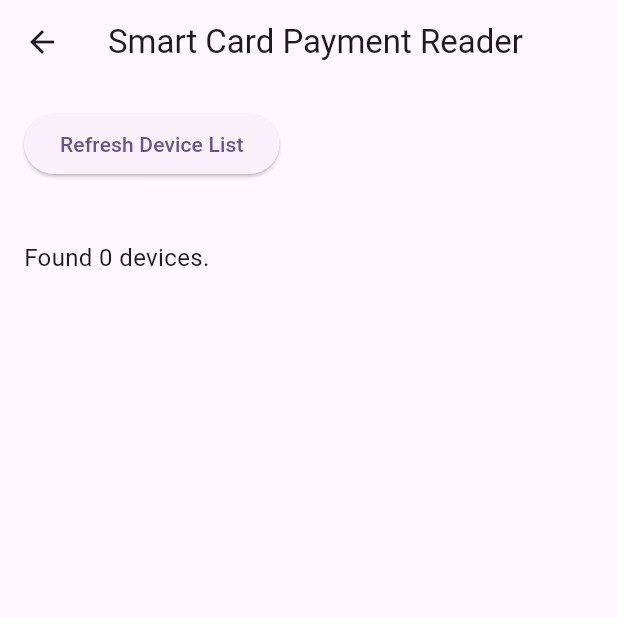
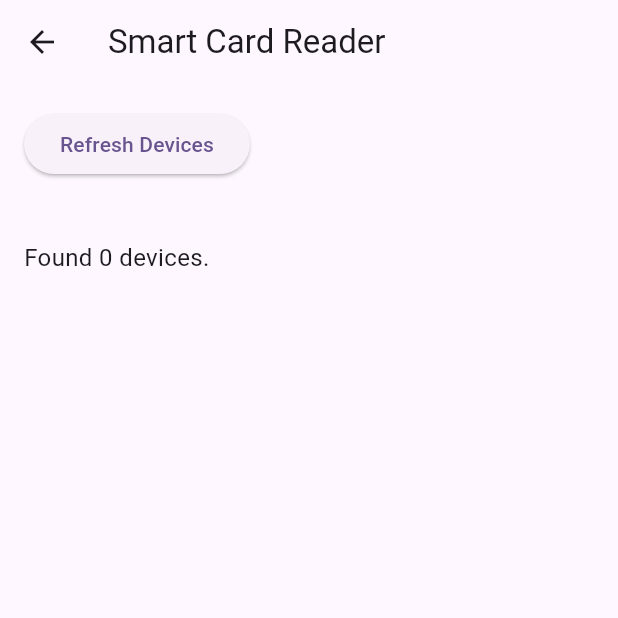
Before and after one commit to ashishbasaula/newvendingmachine, a Flutter app: the PaymentList screen opened directly, on a phone screen of 412 x 824 dp, the top half of it. Run offline on Flutter 3.47's test engine with Material 3 defaults, Android fonts, the phone set to English and light mode, and no system bars; our stand-ins replace carousel_slider, cloud_firestore, firebase_core, flutter_smart_dialog, get, lottie and 1 more; accounts and stored records are empty.

Commit message:
updated payment methode

```diff
--- a/lib/view/Payment/payment_list.dart
+++ b/lib/view/Payment/payment_list.dart
@@ -75,6 +75,20 @@ class _PaymentListState extends State<PaymentList> {
     }
   }
 
+  Future<void> initHardwareInterface() async {
+    try {
+      final result =
+          await platform.invokeMethod<String>('initHardwareInterface');
+      setState(() {
+        statusMessage = result;
+      });
+    } catch (e) {
+      setState(() {
+        statusMessage = "Error initializing interface: ${e.toString()}";
+      });
+    }
+  }
+
   Future<void> readCardDetails() async {
     try {
       final result = await platform.invokeMethod<String>('switchMode');
@@ -97,7 +111,7 @@ class _PaymentListState extends State<PaymentList> {
   @override
   Widget build(BuildContext context) {
     return Scaffold(
-      appBar: AppBar(title: const Text("Smart Card Payment Reader")),
+      appBar: AppBar(title: const Text("Smart Card Reader")),
       body: Padding(
         padding: const EdgeInsets.all(16.0),
         child: SingleChildScrollView(
@@ -106,34 +120,31 @@ class _PaymentListState extends State<PaymentList> {
             children: [
               ElevatedButton(
                 onPressed: listDevices,
-                child: const Text("Refresh Device List"),
+                child: const Text("Refresh Devices"),
               ),
               const SizedBox(height: 16),
-              if (devices.isNotEmpty)
-                Column(
-                  crossAxisAlignment: CrossAxisAlignment.start,
-                  children: [
-                    const Text("Select Device:",
-                        style: TextStyle(fontWeight: FontWeight.bold)),
+              if (devices.isNotEmpty) ...[
+                const Text("Select Device:"),
                 DropdownButton<String>(
-                      hint: const Text("Select Device"),
+                  isExpanded: true,
+                  hint: const Text("Choose USB device"),
                   value: selectedDevice,
-                      isExpanded: true,
                   items: devices.map((device) {
                     return DropdownMenuItem(
-                            value: device, child: Text(device));
+                      value: device,
+                      child: Text(device),
+                    );
                   }).toList(),
                   onChanged: (value) {
                     if (value != null) selectDevice(value);
                   },
                 ),
                 const SizedBox(height: 16),
-                    const Text("Select Reader Mode:",
-                        style: TextStyle(fontWeight: FontWeight.bold)),
+                const Text("Select Reader Mode:"),
                 DropdownButton<int>(
-                      hint: const Text("Select Reader Mode"),
+                  isExpanded: true,
+                  hint: const Text("Choose reader mode"),
                   value: selectedModeIndex,
-                      isExpanded: true,
                   items: readerModes.entries.map((entry) {
                     return DropdownMenuItem(
                       value: entry.key,
@@ -146,11 +157,15 @@ class _PaymentListState extends State<PaymentList> {
                 ),
                 const SizedBox(height: 16),
                 ElevatedButton(
+                  onPressed: initHardwareInterface,
+                  child: const Text("Initialize Hardware"),
+                ),
+                const SizedBox(height: 10),
+                ElevatedButton(
                   onPressed: readCardDetails,
                   child: const Text("Read Card Details"),
                 ),
               ],
-                ),
               const SizedBox(height: 24),
               if (statusMessage != null)
                 Text(
```
Also changed, not shown: 1 other file. Lines whose indentation alone changed are shown as unchanged.
